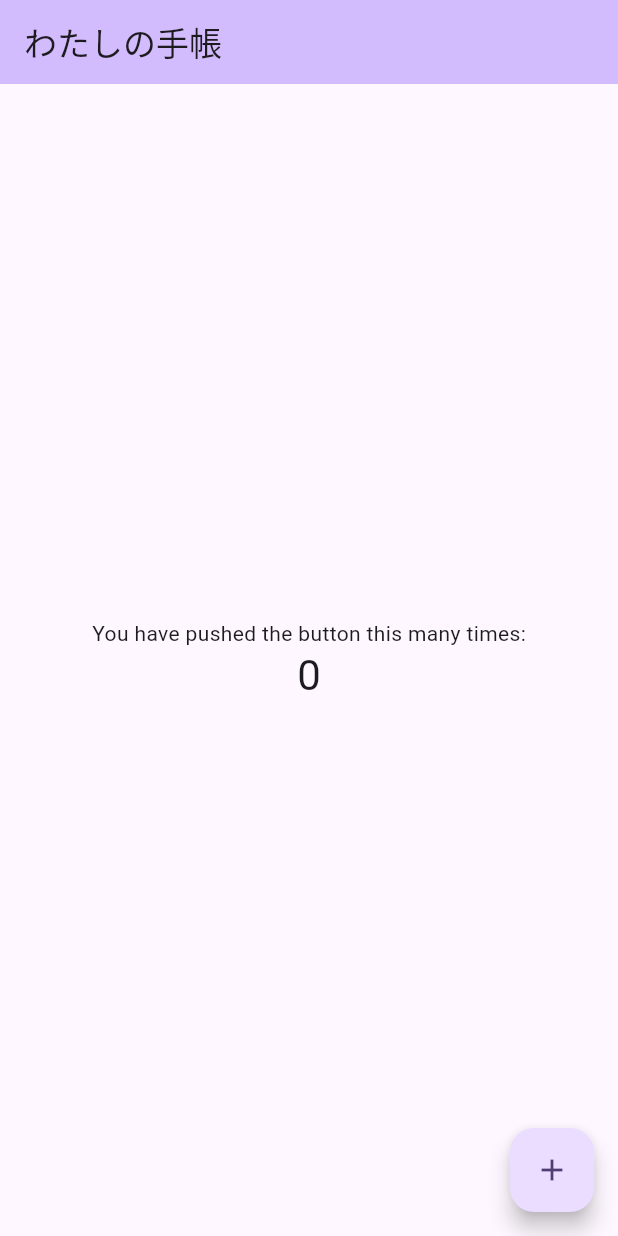
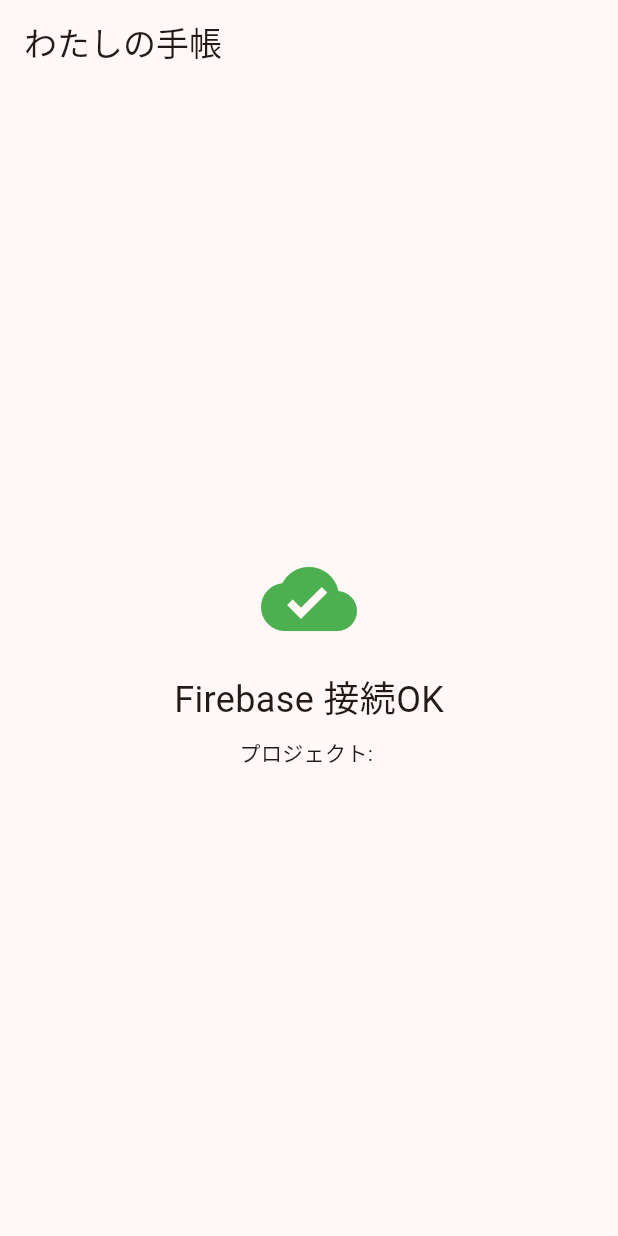
Before and after one commit to Seg1GPT0Jpn/school_planner, a Flutter app: the screen it shows after launch, on a phone screen of 412 x 824 dp. Run offline on Flutter 3.47's test engine with Material 3 defaults, Android fonts, the phone set to English and light mode, and no system bars; our stand-ins replace firebase_core; accounts and stored records are empty.

Commit message:
Phase 2: Firebase接続（firebase_core導入・Web/Android登録）

```diff
--- a/lib/main.dart
+++ b/lib/main.dart
@@ -1,6 +1,15 @@
+import 'package:firebase_core/firebase_core.dart';
 import 'package:flutter/material.dart';
 
-void main() {
+import 'firebase_options.dart';
+
+Future<void> main() async {
+  // Flutter の準備が整うのを待つ
+  WidgetsFlutterBinding.ensureInitialized();
+
+  // Firebase に接続する（接続が終わるまで待つ）
+  await Firebase.initializeApp(options: DefaultFirebaseOptions.currentPlatform);
+
   runApp(const MyApp());
 }
 
@@ -10,56 +19,37 @@
   @override
   Widget build(BuildContext context) {
     return MaterialApp(
-      title: 'Flutter Demo',
+      title: 'わたしの手帳',
       theme: ThemeData(
-        colorScheme: ColorScheme.fromSeed(seedColor: Colors.deepPurple),
+        colorScheme: ColorScheme.fromSeed(seedColor: Colors.brown),
       ),
-      home: const MyHomePage(title: 'わたしの手帳'),
+      home: const ConnectionCheckPage(),
     );
   }
 }
 
-class MyHomePage extends StatefulWidget {
-  const MyHomePage({super.key, required this.title});
-
-  final String title;
-
-  @override
-  State<MyHomePage> createState() => _MyHomePageState();
-}
-
-class _MyHomePageState extends State<MyHomePage> {
-  int _counter = 0;
-
-  void _incrementCounter() {
-    setState(() {
-      _counter++;
-    });
-  }
+/// Firebase に接続できたかを確認するための仮の画面
+class ConnectionCheckPage extends StatelessWidget {
+  const ConnectionCheckPage({super.key});
 
   @override
   Widget build(BuildContext context) {
+    // 接続した Firebase プロジェクトの ID を取得
+    final projectId = Firebase.app().options.projectId;
+
     return Scaffold(
-      appBar: AppBar(
-        backgroundColor: Theme.of(context).colorScheme.inversePrimary,
-        title: Text(widget.title),
-      ),
+      appBar: AppBar(title: const Text('わたしの手帳')),
       body: Center(
         child: Column(
           mainAxisAlignment: MainAxisAlignment.center,
           children: [
-            const Text('You have pushed the button this many times:'),
-            Text(
-              '$_counter',
-              style: Theme.of(context).textTheme.headlineMedium,
-            ),
+            const Icon(Icons.cloud_done, size: 64, color: Colors.green),
+            const SizedBox(height: 16),
+            const Text('Firebase 接続OK', style: TextStyle(fontSize: 24)),
+            const SizedBox(height: 8),
+            Text('プロジェクト: $projectId'),
           ],
         ),
-      ),
-      floatingActionButton: FloatingActionButton(
-        onPressed: _incrementCounter,
-        tooltip: 'Increment',
-        child: const Icon(Icons.add),
       ),
     );
   }
--- a/pubspec.yaml
+++ b/pubspec.yaml
@@ -30,10 +30,13 @@
 dependencies:
   flutter:
     sdk: flutter
+  flutter_web_plugins:
+    sdk: flutter
 
   # The following adds the Cupertino Icons font to your application.
   # Use with the CupertinoIcons class for iOS style icons.
   cupertino_icons: ^1.0.8
+  firebase_core: ^4.15.0
 
 dev_dependencies:
   flutter_test:
```
Also changed, not shown: firebase.json (added), lib/firebase_options.dart (added), pubspec.lock, 3 other files.
